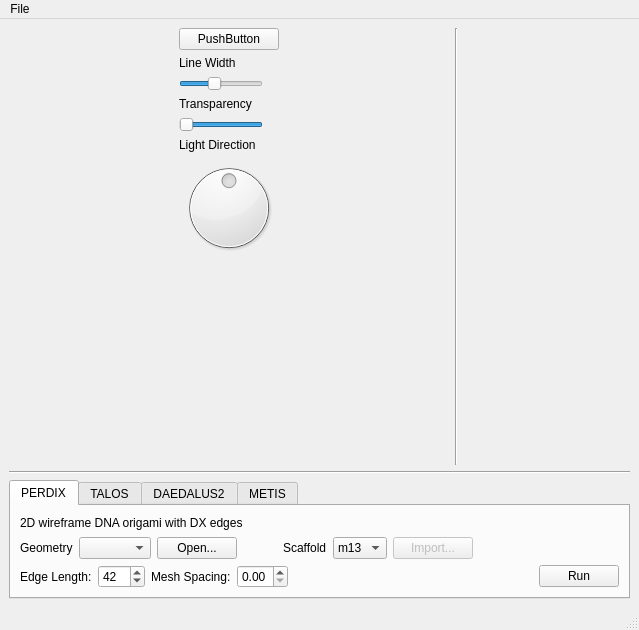
Before: the Qt Designer form ui/AthenaMainWindow.ui in lcbb/athena, drawn with Qt 5.
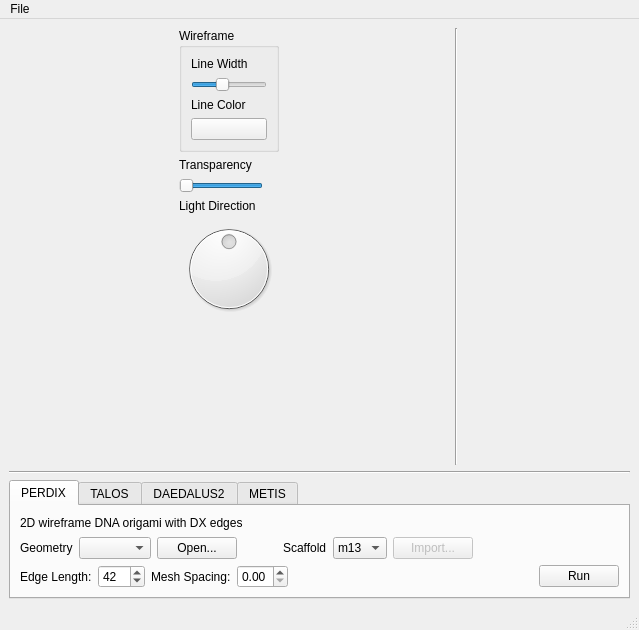
After: the same form once the commit is applied.

Commit message: Line color picker

Patch:
```diff
--- a/ui/AthenaMainWindow.ui
+++ b/ui/AthenaMainWindow.ui
@@ -713,12 +713,11 @@
         <item>
          <layout class="QVBoxLayout" name="verticalLayout_4">
           <item>
-           <widget class="QPushButton" name="pushButton">
-            <property name="text">
-             <string>PushButton</string>
+           <widget class="QGroupBox" name="groupBox">
+            <property name="title">
+             <string>Wireframe</string>
             </property>
-           </widget>
-          </item>
+            <layout class="QVBoxLayout" name="verticalLayout_5">
           <item>
            <widget class="QLabel" name="label_2">
             <property name="text">
@@ -749,6 +748,23 @@
             <property name="invertedAppearance">
              <bool>false</bool>
             </property>
+              </widget>
+             </item>
+             <item>
+              <widget class="QLabel" name="label_15">
+               <property name="text">
+                <string>Line Color</string>
+               </property>
+              </widget>
+             </item>
+             <item>
+              <widget class="QPushButton" name="lineColorButton">
+               <property name="text">
+                <string/>
+               </property>
+              </widget>
+             </item>
+            </layout>
            </widget>
           </item>
           <item>
```
Lines whose indentation alone changed are shown as unchanged. The commit also changes 3 other files.
